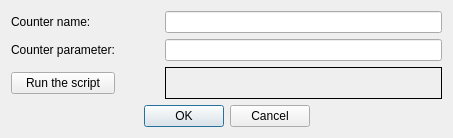
Above: dialogs/hdd_settings.ui from RaphCucul/Image-registration-GUI before the change. Below: the same form after it.
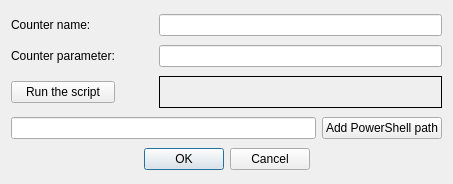
That is the form after the change. Icons and pictures are not drawn.

Commit message: HDD_Settings GUI update

Patch:
```diff
--- a/dialogs/hdd_settings.ui
+++ b/dialogs/hdd_settings.ui
@@ -7,7 +7,7 @@
     <x>0</x>
     <y>0</y>
     <width>453</width>
-    <height>138</height>
+    <height>184</height>
    </rect>
   </property>
   <property name="windowTitle">
@@ -21,13 +21,52 @@
      </property>
     </widget>
    </item>
-   <item row="0" column="3">
+   <item row="0" column="2">
     <widget class="QLineEdit" name="counterNameLE"/>
    </item>
-   <item row="1" column="3">
+   <item row="1" column="0">
+    <widget class="QLabel" name="label_2">
+     <property name="text">
+      <string>Counter parameter:</string>
+     </property>
+    </widget>
+   </item>
+   <item row="1" column="2">
     <widget class="QLineEdit" name="counterParameterLE"/>
    </item>
-   <item row="2" column="3">
+   <item row="2" column="0">
+    <widget class="QPushButton" name="runScript">
+     <property name="text">
+      <string>Run the script</string>
+     </property>
+    </widget>
+   </item>
+   <item row="2" column="1">
+    <widget class="QLabel" name="diodeLabel">
+     <property name="minimumSize">
+      <size>
+       <width>32</width>
+       <height>32</height>
+      </size>
+     </property>
+     <property name="maximumSize">
+      <size>
+       <width>32</width>
+       <height>32</height>
+      </size>
+     </property>
+     <property name="text">
+      <string/>
+     </property>
+     <property name="pixmap">
+      <pixmap>:/images/greyIcon.png</pixmap>
+     </property>
+     <property name="scaledContents">
+      <bool>false</bool>
+     </property>
+    </widget>
+   </item>
+   <item row="2" column="2">
     <widget class="QLabel" name="infoLabel">
      <property name="frameShape">
       <enum>QFrame::Box</enum>
@@ -37,7 +76,7 @@
      </property>
     </widget>
    </item>
-   <item row="3" column="0" colspan="4">
+   <item row="4" column="0" colspan="3">
     <widget class="QDialogButtonBox" name="buttonBox">
      <property name="orientation">
       <enum>Qt::Horizontal</enum>
@@ -50,44 +89,19 @@
      </property>
     </widget>
    </item>
-   <item row="1" column="0">
-    <widget class="QLabel" name="label_2">
-     <property name="text">
-      <string>Counter parameter:</string>
-     </property>
-    </widget>
-   </item>
-   <item row="2" column="2">
-    <widget class="QLabel" name="diodeLabel">
-     <property name="minimumSize">
-      <size>
-       <width>32</width>
-       <height>32</height>
-      </size>
-     </property>
-     <property name="maximumSize">
-      <size>
-       <width>32</width>
-       <height>32</height>
-      </size>
-     </property>
-     <property name="text">
-      <string/>
-     </property>
-     <property name="pixmap">
-      <pixmap>:/images/greyIcon.png</pixmap>
-     </property>
-     <property name="scaledContents">
-      <bool>false</bool>
-     </property>
-    </widget>
-   </item>
-   <item row="2" column="0">
-    <widget class="QPushButton" name="pushButton">
-     <property name="text">
-      <string>Run the script</string>
-     </property>
-    </widget>
+   <item row="3" column="0" colspan="3">
+    <layout class="QHBoxLayout" name="horizontalLayout" stretch="3,1">
+     <item>
+      <widget class="QLineEdit" name="powershellPath"/>
+     </item>
+     <item>
+      <widget class="QPushButton" name="findPowershell">
+       <property name="text">
+        <string>Add PowerShell path</string>
+       </property>
+      </widget>
+     </item>
+    </layout>
    </item>
   </layout>
  </widget>
```
